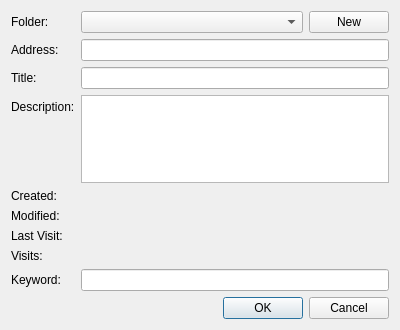
Above: src/ui/BookmarkPropertiesDialog.ui from OtterBrowser/otter-browser before the change. Below: the same form after it.
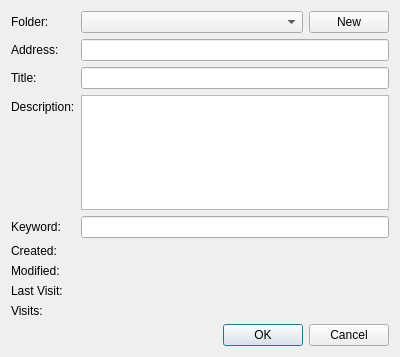
That is the form after the change. Custom widgets are drawn as their Qt base class.

Commit message: Show information only when editing bookmark

What changed in the file:
```diff
--- a/src/ui/BookmarkPropertiesDialog.ui
+++ b/src/ui/BookmarkPropertiesDialog.ui
@@ -7,7 +7,7 @@
     <x>0</x>
     <y>0</y>
     <width>400</width>
-    <height>330</height>
+    <height>357</height>
    </rect>
   </property>
   <layout class="QVBoxLayout" name="verticalLayout">
@@ -91,71 +91,74 @@
       </widget>
      </item>
      <item row="8" column="0">
-      <widget class="QLabel" name="keywordLabel">
-       <property name="text">
-        <string>Keyword:</string>
-       </property>
-      </widget>
-     </item>
-     <item row="8" column="1">
-      <widget class="QLineEdit" name="keywordLineEdit"/>
-     </item>
-     <item row="7" column="0">
       <widget class="QLabel" name="visitsLabel">
        <property name="text">
         <string>Visits:</string>
        </property>
       </widget>
      </item>
-     <item row="6" column="0">
+     <item row="7" column="0">
       <widget class="QLabel" name="lastVisitLabel">
        <property name="text">
         <string>Last Visit:</string>
        </property>
       </widget>
      </item>
-     <item row="4" column="0">
+     <item row="5" column="0">
       <widget class="QLabel" name="addedLabel">
        <property name="text">
         <string>Created:</string>
        </property>
       </widget>
      </item>
-     <item row="7" column="1">
+     <item row="8" column="1">
       <widget class="Otter::TextLabelWidget" name="visitsLabelWidget" native="true">
        <property name="text" stdset="0">
         <string/>
        </property>
       </widget>
      </item>
-     <item row="6" column="1">
+     <item row="7" column="1">
       <widget class="Otter::TextLabelWidget" name="lastVisitLabelWidget" native="true">
        <property name="text" stdset="0">
         <string/>
        </property>
       </widget>
      </item>
-     <item row="4" column="1">
+     <item row="5" column="1">
       <widget class="Otter::TextLabelWidget" name="addedLabelWidget" native="true">
        <property name="text" stdset="0">
         <string/>
        </property>
       </widget>
      </item>
-     <item row="5" column="0">
-      <widget class="QLabel" name="label">
+     <item row="6" column="0">
+      <widget class="QLabel" name="modifiedLabel">
        <property name="text">
         <string>Modified:</string>
        </property>
       </widget>
      </item>
-     <item row="5" column="1">
+     <item row="6" column="1">
       <widget class="Otter::TextLabelWidget" name="modifiedLabelWidget" native="true">
        <property name="text" stdset="0">
         <string/>
        </property>
       </widget>
      </item>
+     <item row="4" column="0">
+      <widget class="QLabel" name="keywordLabel">
+       <property name="text">
+        <string>Keyword:</string>
+       </property>
+       <property name="buddy">
+        <cstring>keywordLineEdit</cstring>
+       </property>
+      </widget>
+     </item>
+     <item row="4" column="1">
+      <widget class="QLineEdit" name="keywordLineEdit"/>
+     </item>
     </layout>
    </item>
    <item>
```
Left out of the diff: 9 changed lines with no effect on the pictures. The commit also changes 1 other file.
